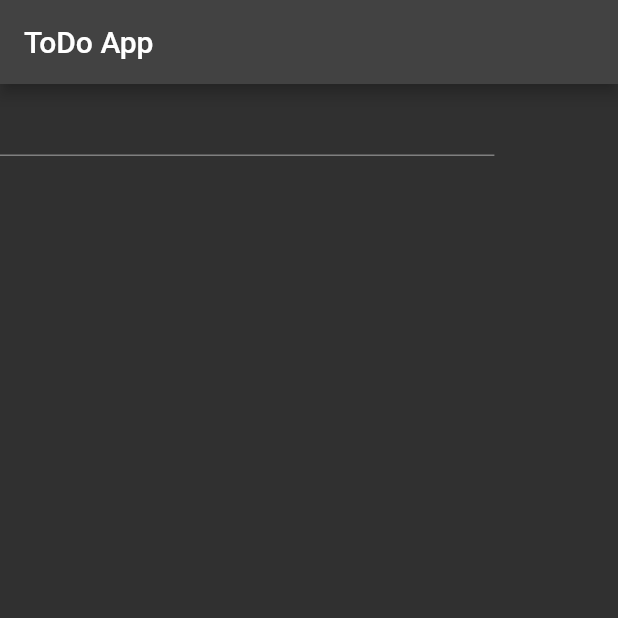
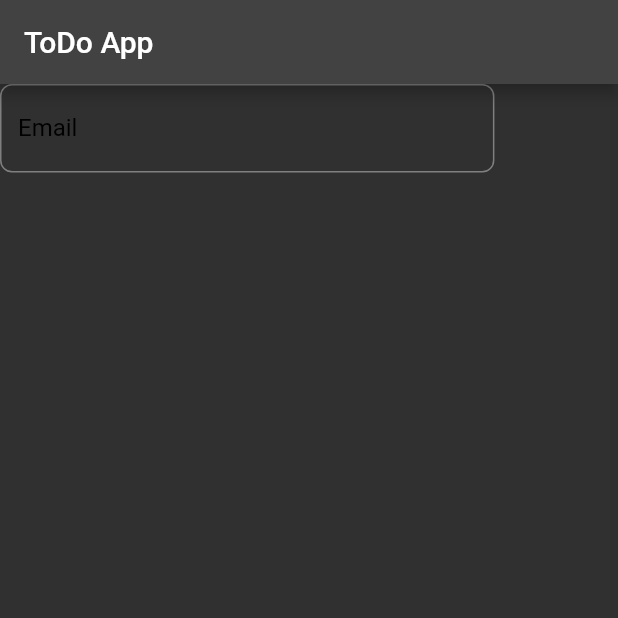
Before and after one commit to Haroon-Zafar/toDoApp, a Flutter app: the screen it shows after launch, on a phone screen of 412 x 824 dp, the top half of it. Run offline on Flutter 3.47's test engine with Material 2 defaults, Android fonts, the phone set to English and light mode, and no system bars; our stand-ins replace google_fonts.

```diff
--- a/lib/auth/authform.dart
+++ b/lib/auth/authform.dart
@@ -1,4 +1,5 @@
 import 'package:flutter/material.dart';
+import 'package:google_fonts/google_fonts.dart';
 
 class AuthForm extends StatefulWidget {
   const AuthForm({Key? key}) : super(key: key);
@@ -30,11 +31,19 @@ class _AuthFormState extends State<AuthForm> {
               child: Column(
                 children: [
                   TextFormField(
-                    // this field is for email.
                     keyboardType: TextInputType.emailAddress,
-                    // A key that uses a value of a particular type to identify itself.
-                    key: ValueKey('email'),
-                  ),
+                    decoration: InputDecoration(
+                      border: OutlineInputBorder(
+                        borderRadius: BorderRadius.circular(8.0),
+                        borderSide: BorderSide(),
+                      ),
+                      labelText: 'Email',
+                      labelStyle: GoogleFonts.roboto(
+                        fontSize: 16,
+                        color: Colors.black,
+                      ),
+                    ),
+                  )
                 ],
               ),
             ),
--- a/pubspec.yaml
+++ b/pubspec.yaml
@@ -88,3 +88,4 @@ flutter:
   #
   # For details regarding fonts from package dependencies,
   # see https://flutter.dev/custom-fonts/#from-packages
+flutter_svg: ^0.18.0
```
